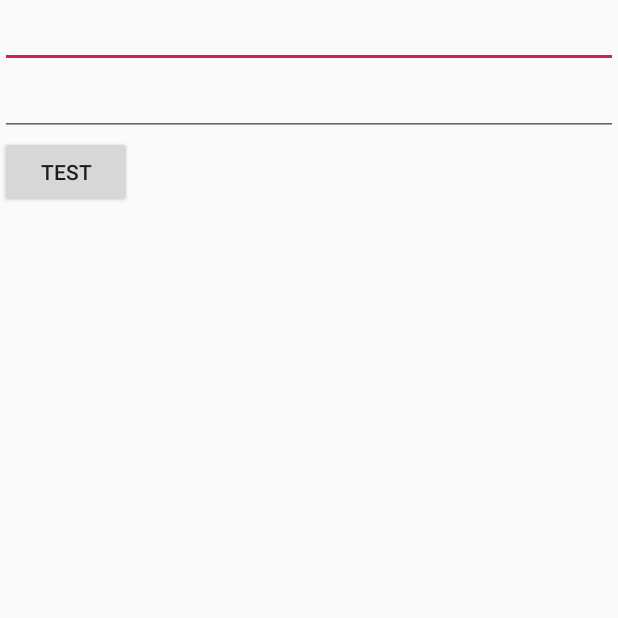
After one commit to yangyongchaoGitHub/autogate, an Android app: the TestActivity screen opened directly, with no data from a screen before it, on a phone screen of 412 x 824 dp, the top half of it. The commit adds this screen. Run offline under Robolectric (Android 15) with nearby library versions, the phone set to English and light mode, and no system bars; our stand-ins replace CircleImageView.

Commit message:
添加了设置led灯的控制接口

```diff
--- a/app/src/main/AndroidManifest.xml
+++ b/app/src/main/AndroidManifest.xml
@@ -34,6 +34,7 @@
         <activity android:name=".activity.GateSetActivity"/>
         <activity android:name=".activity.MainSettingActivity"/>
         <activity android:name=".activity.UsersActivity"/>
+        <activity android:name=".activity.TestActivity"/>
 
         <service android:name=".service.MainService"/>
         <!-- Mqtt服务 -->
--- a/app/src/main/java/com/dataexpo/autogate/activity/GateActivity.java
+++ b/app/src/main/java/com/dataexpo/autogate/activity/GateActivity.java
@@ -24,6 +24,9 @@ import com.dataexpo.autogate.service.MainService;
 import com.dataexpo.autogate.service.UserService;
 
 import java.util.Vector;
+
+import static com.dataexpo.autogate.service.GateService.LED_GREEN;
+import static com.dataexpo.autogate.service.GateService.LED_RED;
 
 public class GateActivity extends BascActivity implements View.OnClickListener {
     private static final String TAG = GateActivity.class.getSimpleName();
@@ -143,6 +146,7 @@ public class GateActivity extends BascActivity implements View.OnClickListener {
                         user.cardCode = data.getNumber();
                         if ("FFFFFFFFFFFFFFFF".equals(data.getNumber())) {
                             Log.i(TAG, " GATE  FFFFFFFFFFFFFFFF!!!!!!!!!!!!!!");
+                            MainApplication.getInstance().getService().ledCtrl(LED_RED);
                             return;
                         }
 
@@ -154,6 +158,7 @@ public class GateActivity extends BascActivity implements View.OnClickListener {
 
                             iv_head.setImageBitmap(bitmap);
                             tv_name.setText(res.name);
+                            MainApplication.getInstance().getService().ledCtrl(LED_GREEN);
                         }
                     }
                 }
--- a/app/src/main/java/com/dataexpo/autogate/activity/MainSettingActivity.java
+++ b/app/src/main/java/com/dataexpo/autogate/activity/MainSettingActivity.java
@@ -37,7 +37,9 @@ public class MainSettingActivity extends BascActivity implements View.OnClickLis
                 break;
 
             case R.id.btn_main_setting_3:
+                startActivity(new Intent(mContext, TestActivity.class));
                 break;
+
             case R.id.btn_main_setting_4:
                 break;
             case R.id.btn_main_setting_5:
--- /dev/null
+++ b/app/src/main/java/com/dataexpo/autogate/activity/TestActivity.java
@@ -0,0 +1,29 @@
+package com.dataexpo.autogate.activity;
+
+import android.os.Bundle;
+import android.view.View;
+import android.widget.EditText;
+
+import com.dataexpo.autogate.R;
+import com.dataexpo.autogate.service.MainApplication;
+
+public class TestActivity extends BascActivity {
+    EditText et_1;
+    EditText et_2;
+
+    @Override
+    protected void onCreate(Bundle savedInstanceState) {
+        super.onCreate(savedInstanceState);
+        setContentView(R.layout.activity_test);
+        et_1 = findViewById(R.id.et_test_input1);
+        et_2 = findViewById(R.id.et_test_input2);
+        findViewById(R.id.btn_test_confirm).setOnClickListener(new View.OnClickListener() {
+            @Override
+            public void onClick(View v) {
+                byte b1 = Byte.parseByte(et_1.getText().toString());
+                byte b2 = Byte.parseByte(et_2.getText().toString());
+                MainApplication.getInstance().getService().testOption(b1, b2);
+            }
+        });
+    }
+}
--- a/app/src/main/java/com/dataexpo/autogate/service/CardService.java
+++ b/app/src/main/java/com/dataexpo/autogate/service/CardService.java
@@ -29,7 +29,7 @@ public class CardService implements GateObserver {
 
     @Override
     public void response(int status, Vector<ReportData> mReports) {
-        Log.i(TAG, "response");
+        //Log.i(TAG, "response");
         //save record
         if (mReports == null) {
             return;
--- /dev/null
+++ b/app/src/main/res/layout/activity_test.xml
@@ -0,0 +1,22 @@
+<?xml version="1.0" encoding="utf-8"?>
+<LinearLayout xmlns:android="http://schemas.android.com/apk/res/android"
+    android:layout_width="match_parent"
+    android:layout_height="match_parent"
+    android:orientation="vertical">
+
+    <EditText
+        android:id="@+id/et_test_input1"
+        android:layout_width="match_parent"
+        android:layout_height="wrap_content" />
+
+    <EditText
+        android:id="@+id/et_test_input2"
+        android:layout_width="match_parent"
+        android:layout_height="wrap_content" />
+
+    <Button
+        android:id="@+id/btn_test_confirm"
+        android:layout_width="wrap_content"
+        android:layout_height="wrap_content"
+        android:text="test"/>
+</LinearLayout>
```
Also changed, not shown: app/src/main/java/com/dataexpo/autogate/service/GateService.java (+26 -0 lines), app/src/main/java/com/dataexpo/autogate/service/MainService.java (+8 -0 lines).
